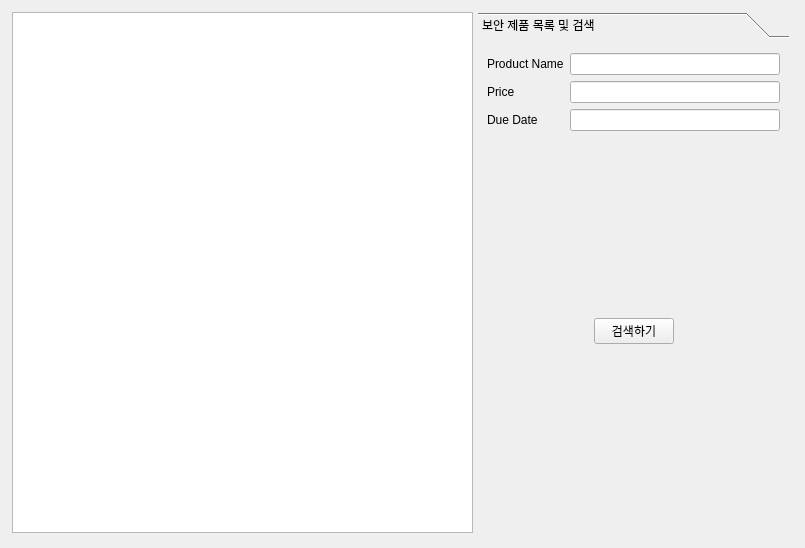
Before: the Qt Designer form securitySoftProd_Client/clientinfoform_prod.ui in Hyun-nine-CH/securitySoftProd, drawn with Qt 5.
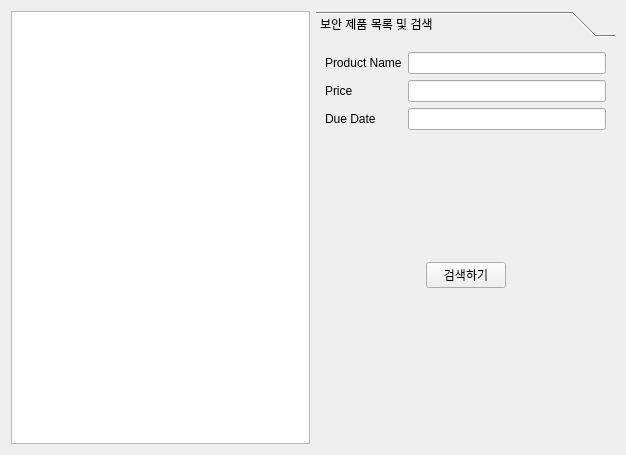
After: the same form once the commit is applied.

Diff of the .ui file:
```diff
--- a/securitySoftProd_Client/clientinfoform_prod.ui
+++ b/securitySoftProd_Client/clientinfoform_prod.ui
@@ -6,32 +6,19 @@
    <rect>
     <x>0</x>
     <y>0</y>
-    <width>805</width>
-    <height>548</height>
+    <width>626</width>
+    <height>455</height>
    </rect>
   </property>
   <property name="windowTitle">
    <string>Form</string>
   </property>
-  <widget class="QTableView" name="tableView">
-   <property name="geometry">
-    <rect>
-     <x>12</x>
-     <y>12</y>
-     <width>461</width>
-     <height>521</height>
-    </rect>
-   </property>
-  </widget>
+  <layout class="QHBoxLayout" name="horizontalLayout_3">
+   <item>
+    <widget class="QTableWidget" name="tableWidget"/>
+   </item>
+   <item>
   <widget class="QToolBox" name="toolBox">
-   <property name="geometry">
-    <rect>
-     <x>478</x>
-     <y>12</y>
-     <width>311</width>
-     <height>521</height>
-    </rect>
-   </property>
    <property name="currentIndex">
     <number>0</number>
    </property>
@@ -40,14 +27,14 @@
      <rect>
       <x>0</x>
       <y>0</y>
-      <width>311</width>
-      <height>487</height>
+        <width>309</width>
+        <height>397</height>
      </rect>
     </property>
     <attribute name="label">
      <string>보안 제품 목록 및 검색</string>
     </attribute>
-    <layout class="QVBoxLayout" name="verticalLayout_3">
+      <layout class="QHBoxLayout" name="horizontalLayout_2">
      <item>
       <layout class="QVBoxLayout" name="verticalLayout_2">
        <item>
@@ -70,7 +57,11 @@
           </widget>
          </item>
          <item row="1" column="1">
-          <widget class="QLineEdit" name="lineEdit_2"/>
+            <widget class="QLineEdit" name="Price">
+             <property name="text">
+              <string/>
+             </property>
+            </widget>
          </item>
          <item row="2" column="0">
           <widget class="QLabel" name="label_3">
@@ -156,6 +147,8 @@
     </layout>
    </widget>
   </widget>
+   </item>
+  </layout>
  </widget>
  <resources/>
  <connections/>
```
Left out of the diff: 4 changed lines with no effect on the pictures. Lines whose indentation alone changed are shown as unchanged.
